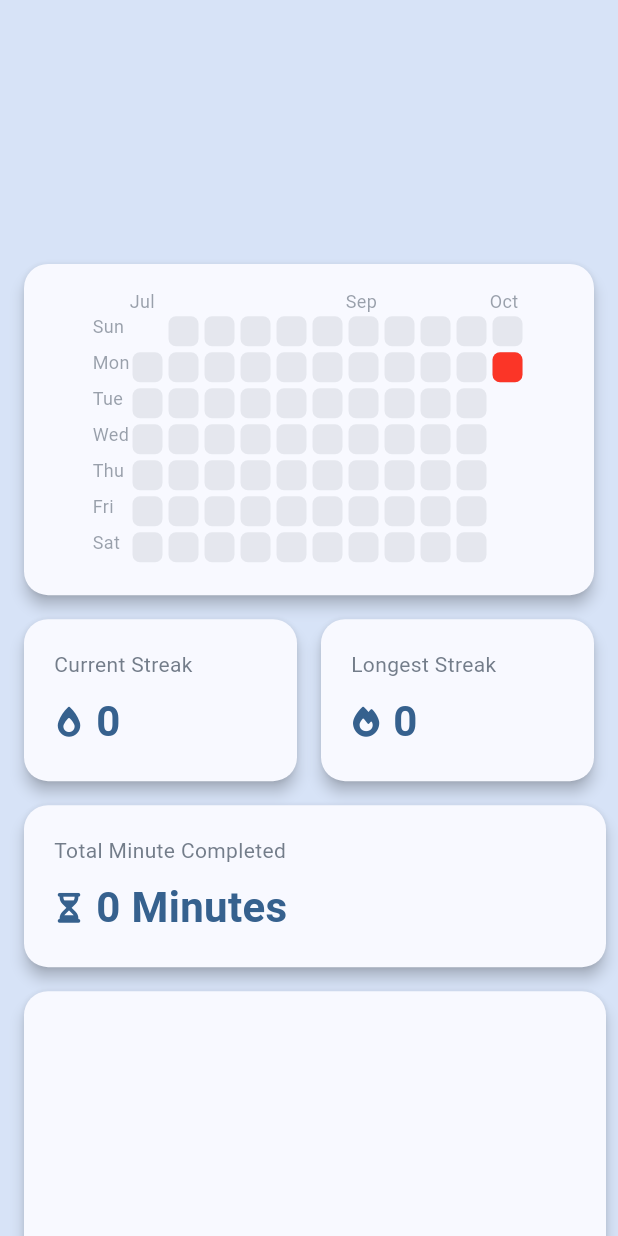
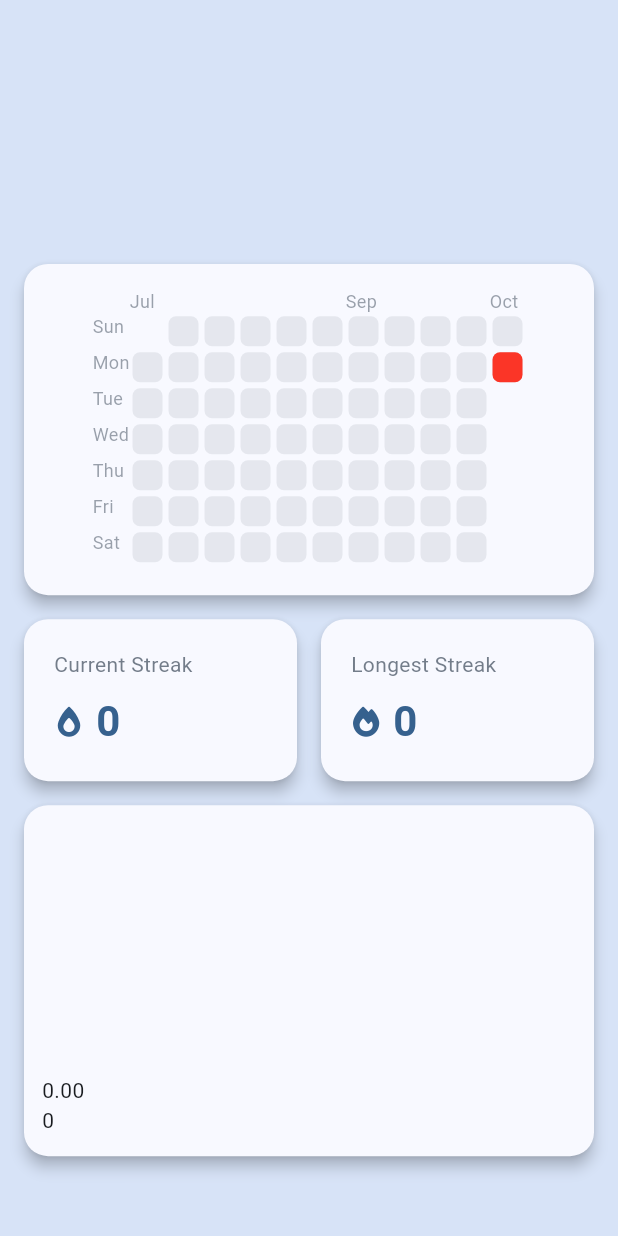
Before and after one commit to sahil-ingle/niyama, a Flutter app: the HabitAnalysisPage screen opened directly with empty values, on a phone screen of 412 x 824 dp. Run offline on Flutter 3.47's test engine with Material 3 defaults, Android fonts, the phone set to English and light mode, and no system bars; drawn by our look-alikes of flutter_heatmap_calendar; our stand-ins replace animated_custom_dropdown, flutter_colorpicker, flutter_local_notifications, flutter_slidable, flutter_toggle_tab, hive and 5 more; missing offline and left inert: day_night_time_picker, time_picker_spinner_pop_up; accounts and stored records are empty.

Commit message:
fix bugs

```diff
--- a/lib/pages/habit_analysis_page.dart
+++ b/lib/pages/habit_analysis_page.dart
@@ -77,11 +77,22 @@ class _HabitAnalysisPageState extends State<HabitAnalysisPage> {
 
   @override
   Widget build(BuildContext context) {
-    final List<String> dates = widget.myHabit.streakDates.keys
-        .map(formatDate)
-        .toList();
+    // Get the keys and values as lists
+    final allDates = widget.myHabit.streakDates.keys.toList();
+    final allValues = widget.myHabit.streakDates.values.toList();
 
-    final List<double> timeUtilized = widget.myHabit.streakDates.values
+    // Take the latest 5 entries
+    final latestDates = allDates.length > 5
+        ? allDates.sublist(allDates.length - 5)
+        : allDates;
+
+    final latestValues = allValues.length > 5
+        ? allValues.sublist(allValues.length - 5)
+        : allValues;
+
+    // Convert them to desired formats
+    final List<String> dates = latestDates.map(formatDate).toList();
+    final List<double> timeUtilized = latestValues
         .map((s) => secondsToMinutes(s.toDouble()))
         .toList();
 
@@ -262,9 +273,11 @@ class _HabitAnalysisPageState extends State<HabitAnalysisPage> {
                 ],
               ),
 
-              Expanded(
+              Visibility(
+                visible: widget.myHabit.isPositive,
+                child: Expanded(
                   child: Card(
-                  margin: const EdgeInsets.fromLTRB(16, 8, 8, 8),
+                    margin: const EdgeInsets.fromLTRB(16, 8, 16, 8),
                     elevation: 4,
                     shape: RoundedRectangleBorder(
                       borderRadius: BorderRadius.circular(16),
@@ -309,11 +322,12 @@ class _HabitAnalysisPageState extends State<HabitAnalysisPage> {
                     ),
                   ),
                 ),
+              ),
 
               SizedBox(
                 height: 250,
                 child: Card(
-                  margin: const EdgeInsets.fromLTRB(16, 8, 8, 8),
+                  margin: const EdgeInsets.fromLTRB(16, 8, 16, 8),
                   elevation: 4,
                   shape: RoundedRectangleBorder(
                     borderRadius: BorderRadius.circular(16),
```
Also changed, not shown: lib/widgets/my_add_date_drop_down.dart (+5 -16 lines), lib/widgets/my_habits_card.dart (+11 -7 lines). Lines whose indentation alone changed are shown as unchanged.
